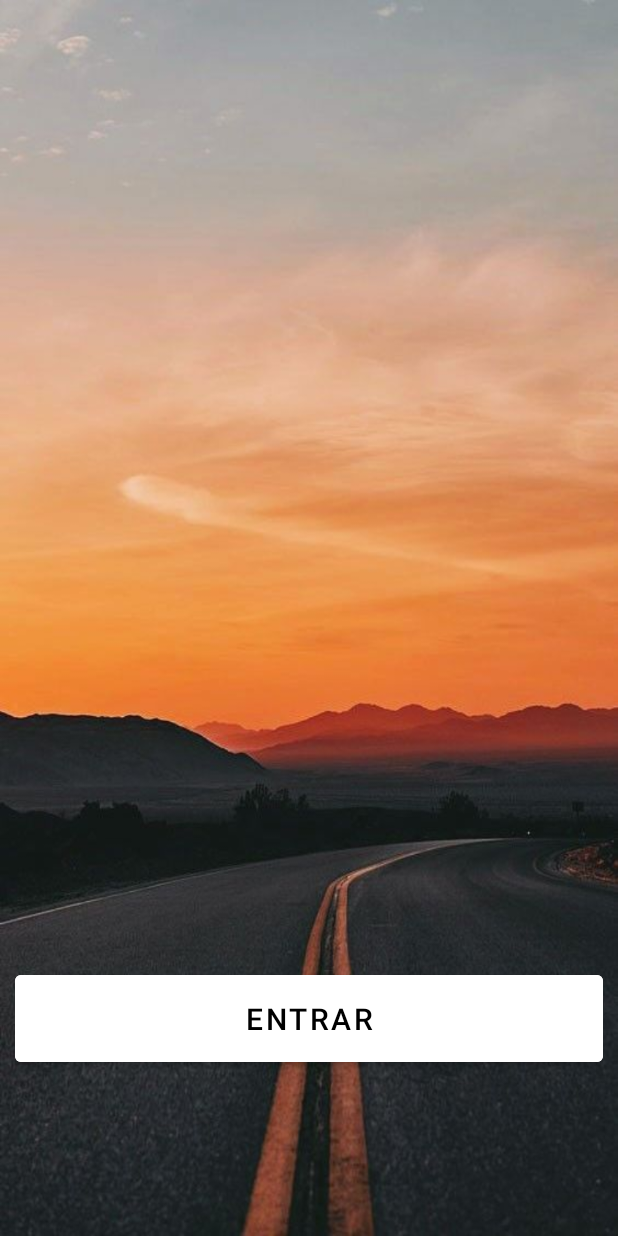
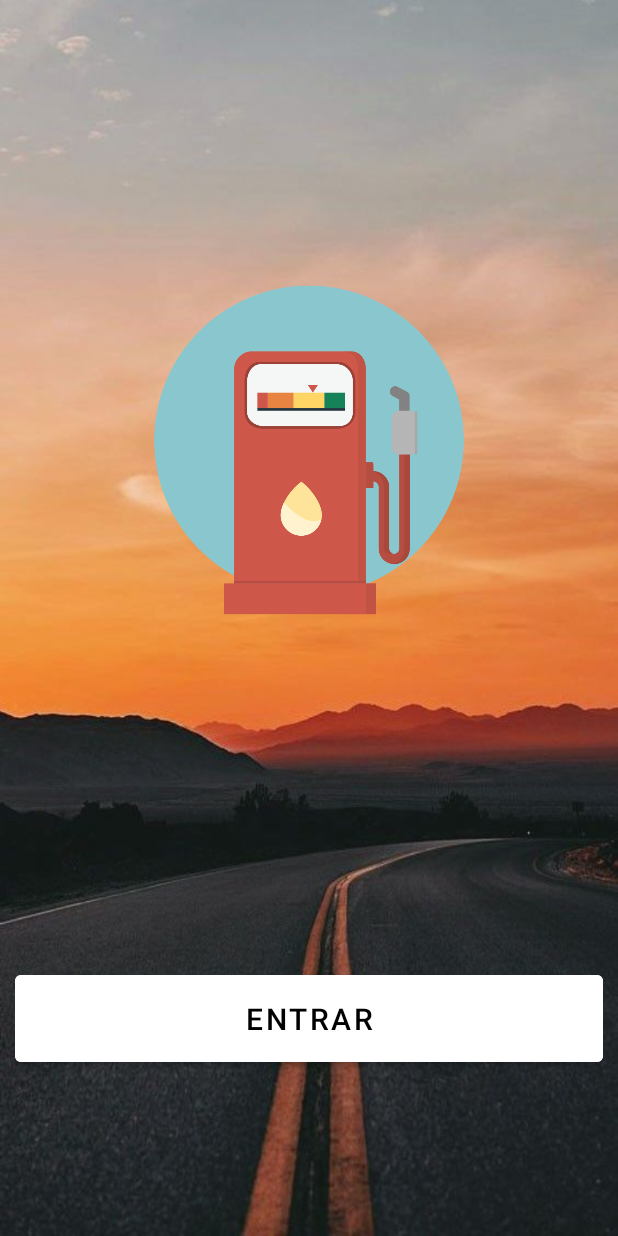
Before and after one commit to NaugoPgomes/GastoDeCombustivel, an Android app: the screen it shows after launch (MainActivity), on a phone screen of 412 x 824 dp. Run offline under Robolectric (Android 15) with nearby library versions, the phone set to English and light mode, and no system bars.

Commit message:
internacionalização do app e criação da tela inicial

```diff
--- a/app/src/main/res/layout/activity_main.xml
+++ b/app/src/main/res/layout/activity_main.xml
@@ -8,6 +8,12 @@
     android:padding="10dp"
     tools:context=".MainActivity">
 
+
+    <ImageView
+        android:layout_width="wrap_content"
+        android:layout_height="220dp"
+        android:src="@drawable/combustivel"
+        android:layout_marginTop="180dp"/>
 
     <Button
         android:id="@+id/buttonEntrar"
```
Also changed, not shown: app/src/main/res/drawable-v24/combustivel.png (added), 3 other files.
